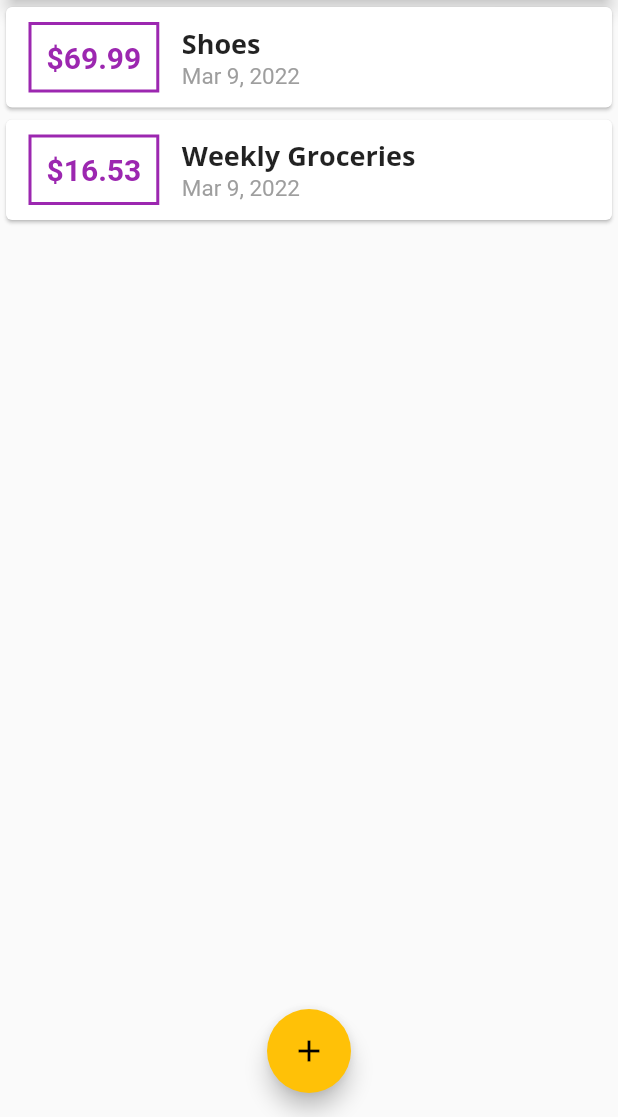
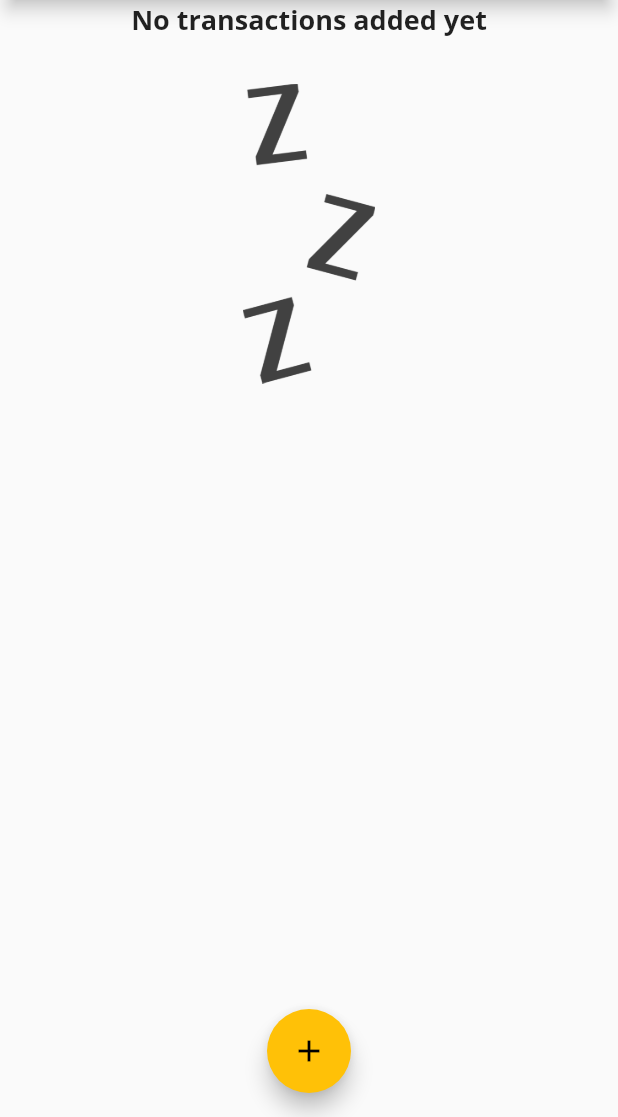
Before and after one commit to dastagg/ACMIND-personal-expenses, a Flutter app: the screen it shows after launch, on a phone screen of 412 x 824 dp, the part 119-1236 px from its top. Run offline on Flutter 3.47's test engine with Material 2 defaults, Android fonts, the phone set to English and light mode, and no system bars.

Commit message:
End of 98.

```diff
--- a/lib/main.dart
+++ b/lib/main.dart
@@ -46,12 +46,12 @@ class MyHomePage extends StatefulWidget {
 
 class _MyHomePageState extends State<MyHomePage> {
   final List<Transaction> _userTransactions = [
-    Transaction(id: 't1', title: 'Shoes', amount: 69.99, date: DateTime.now()),
-    Transaction(
-        id: 't2',
-        title: 'Weekly Groceries',
-        amount: 16.53,
-        date: DateTime.now()),
+    // Transaction(id: 't1', title: 'Shoes', amount: 69.99, date: DateTime.now()),
+    // Transaction(
+    //     id: 't2',
+    //     title: 'Weekly Groceries',
+    //     amount: 16.53,
+    //     date: DateTime.now()),
   ];
 
   void _addNewTransaction(String title, double amount) {
--- a/lib/widgets/transaction_list.dart
+++ b/lib/widgets/transaction_list.dart
@@ -12,7 +12,24 @@ class TransactionList extends StatelessWidget {
   Widget build(BuildContext context) {
     return Container(
       height: 300.0,
-      child: ListView.builder(
+      child: transactions.isEmpty
+          ? Column(
+              children: [
+                Text(
+                  'No transactions added yet',
+                  style: Theme.of(context).textTheme.headline6,
+                ),
+                const SizedBox(height: 30.0),
+                SizedBox(
+                  height: 200.0,
+                  child: Image.asset(
+                    'assets/images/waiting.png',
+                    fit: BoxFit.cover,
+                  ),
+                ),
+              ],
+            )
+          : ListView.builder(
               itemBuilder: (ctx, index) {
                 return Card(
                   child: Row(
--- a/pubspec.yaml
+++ b/pubspec.yaml
@@ -21,6 +21,8 @@ dev_dependencies:
 
 flutter:
   uses-material-design: true
+  assets:
+    - assets/images/
   fonts:
     - family: OpenSans
       fonts:
```
Also changed, not shown: assets/images/waiting.png (added). Lines whose indentation alone changed are shown as unchanged.
